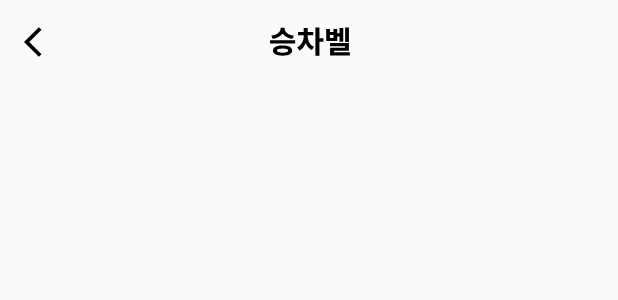
After one commit to m6z1/sesacthon_BusTaME, an Android app: the layout custom_actionbar.xml on its own in the app's theme, with its tools: preview values and no code run, on a phone screen of 412 x 824 dp. The commit adds this screen. Shown: the top 300 px of the screen. Run offline under Robolectric (Android 15) with nearby library versions, the phone set to English and light mode, and no system bars.

Commit message:
Feat : 승차벨 화면 툴바

```diff
--- a/BusTaME/app/src/main/AndroidManifest.xml
+++ b/BusTaME/app/src/main/AndroidManifest.xml
@@ -19,6 +19,9 @@
         android:supportsRtl="true"
         android:theme="@style/NoActionBar"
         android:usesCleartextTraffic="true">
+        <activity
+            android:name=".BellActivity"
+            android:exported="false" />
         <activity
             android:name=".StartActivity"
             android:exported="false" />
--- /dev/null
+++ b/BusTaME/app/src/main/res/drawable/ic_back.xml
@@ -0,0 +1,5 @@
+<vector android:autoMirrored="true" android:height="24dp"
+    android:tint="#000000" android:viewportHeight="24"
+    android:viewportWidth="24" android:width="24dp" xmlns:android="http://schemas.android.com/apk/res/android">
+    <path android:fillColor="@android:color/white" android:pathData="M11.67,3.87L9.9,2.1 0,12l9.9,9.9 1.77,-1.77L3.54,12z"/>
+</vector>
--- /dev/null
+++ b/BusTaME/app/src/main/res/drawable/toolbar_name.xml
@@ -0,0 +1,9 @@
+<vector xmlns:android="http://schemas.android.com/apk/res/android"
+    android:width="54dp"
+    android:height="19dp"
+    android:viewportWidth="54"
+    android:viewportHeight="19">
+  <path
+      android:pathData="M7.722,0.56H10.002V1.12C10.002,4.42 7.262,7.12 2.502,7.78L1.522,5.7C5.682,5.2 7.722,3.06 7.722,1.12V0.56ZM8.162,0.56H10.442V1.12C10.442,3.06 12.482,5.2 16.622,5.7L15.662,7.78C10.902,7.12 8.162,4.4 8.162,1.12V0.56ZM0.702,8.76H17.442V10.86H0.702V8.76ZM9.042,12.08C13.042,12.08 15.462,13.3 15.462,15.44C15.462,17.6 13.042,18.8 9.042,18.8C5.022,18.8 2.602,17.6 2.602,15.44C2.602,13.3 5.022,12.08 9.042,12.08ZM9.042,14.08C6.562,14.08 5.302,14.52 5.302,15.44C5.302,16.38 6.562,16.8 9.042,16.8C11.522,16.8 12.782,16.38 12.782,15.44C12.782,14.52 11.522,14.08 9.042,14.08ZM23.161,5.06H25.221V6.02C25.221,9.92 23.561,13.86 20.201,15.36L18.761,13.32C21.781,11.94 23.161,8.8 23.161,6.02V5.06ZM23.741,5.06H25.801V6.02C25.801,8.66 27.101,11.62 30.001,13.02L28.581,15.04C25.321,13.54 23.741,9.74 23.741,6.02V5.06ZM19.401,3.28H29.481V5.38H19.401V3.28ZM23.141,0.68H25.801V4.36H23.141V0.68ZM30.941,0.26H33.621V18.78H30.941V0.26ZM33.021,7.44H36.301V9.64H33.021V7.44ZM50.759,0.28H53.279V9.8H50.759V0.28ZM47.019,0.6H49.499V9.72H47.019V0.6ZM44.799,4.14H47.759V6.24H44.799V4.14ZM40.699,10.54H53.279V15.52H43.399V17.76H40.719V13.6H50.639V12.58H40.699V10.54ZM40.719,16.62H53.879V18.66H40.719V16.62ZM38.139,1.28H40.639V3.28H42.999V1.28H45.479V9.22H38.139V1.28ZM40.639,5.24V7.2H42.999V5.24H40.639Z"
+      android:fillColor="#000000"/>
+</vector>
--- /dev/null
+++ b/BusTaME/app/src/main/res/layout/custom_actionbar.xml
@@ -0,0 +1,18 @@
+<?xml version="1.0" encoding="utf-8"?>
+<androidx.appcompat.widget.Toolbar xmlns:android="http://schemas.android.com/apk/res/android"
+    android:id="@+id/toolbar"
+    android:layout_width="match_parent"
+    android:layout_height="wrap_content">
+
+    <ImageView
+        android:layout_width="wrap_content"
+        android:layout_height="wrap_content"
+        android:src="@drawable/ic_back" />
+
+    <ImageView
+        android:layout_width="wrap_content"
+        android:layout_height="wrap_content"
+        android:src="@drawable/toolbar_name"
+        android:layout_gravity="center"/>
+
+</androidx.appcompat.widget.Toolbar>
--- a/BusTaME/app/src/main/res/values/strings.xml
+++ b/BusTaME/app/src/main/res/values/strings.xml
@@ -8,4 +8,5 @@
     <string name="btn_login">로그인</string>
     <string name="btn_next">다음</string>
     <string name="btn_prev">이전</string>
+    <string name="toolbarItemBack">뒤로가기</string>
 </resources>
```
Also changed, not shown: BusTaME/app/src/main/res/menu/toolbar.xml (added, +11 -0 lines).
